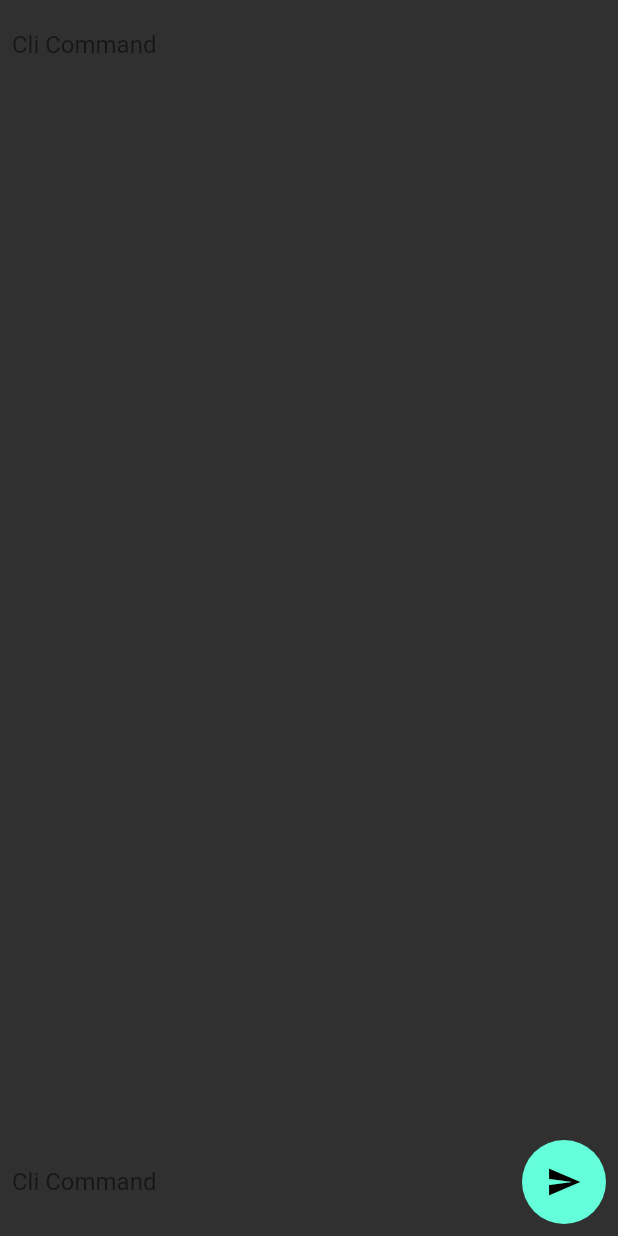
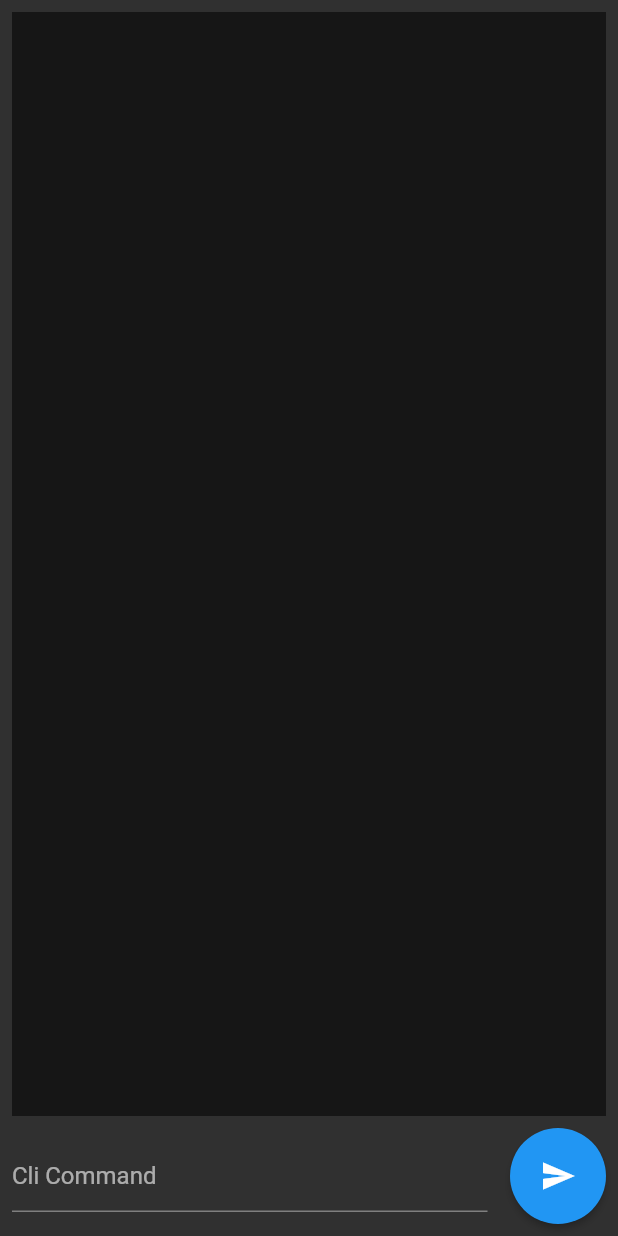
Before and after one commit to elgansayer/inav-cross-configurator, a Flutter app: the CliScreen widget shown alone on an empty page, opened directly, on a phone screen of 412 x 824 dp. Run offline on Flutter 3.47's test engine with Material 2 defaults, Android fonts, the phone set to English and light mode, and no system bars; our stand-ins replace bloc, equatable, flutter_bloc, flutter_svg; missing offline and left inert: flutter_cube, libserialport.

Commit message:
Adjust cli screen

```diff
--- a/lib/cli/cli_screen.dart
+++ b/lib/cli/cli_screen.dart
@@ -75,14 +75,18 @@ class CliScreenState extends State<CliScreen> {
         mainAxisSize: MainAxisSize.min,
         children: <Widget>[
           Expanded(
+              child: Padding(
+                padding: const EdgeInsets.only(bottom: 8.0),
                 child: TextField(
+                  readOnly: true,
                   maxLines: null,
                   minLines: null,
                   expands: true,
                   decoration: InputDecoration(
-                    hintText: "Cli Command",
-                    hintStyle: TextStyle(color: Colors.black54),
+                      fillColor: Colors.black54,
+                      filled: true,
                       border: InputBorder.none),
+                ),
               ),
               flex: 1),
           Container(
@@ -95,22 +99,22 @@ class CliScreenState extends State<CliScreen> {
                   child: TextField(
                     decoration: InputDecoration(
                       hintText: "Cli Command",
-                        hintStyle: TextStyle(color: Colors.black54),
-                        border: InputBorder.none),
+                    ),
                   ),
                 ),
                 SizedBox(
                   width: 15,
                 ),
-                FloatingActionButton(
+                ElevatedButton(
                   onPressed: () {},
-                  child: Icon(
-                    Icons.send,
-                    // size: 18,
+                  child: Icon(Icons.send, color: Colors.white),
+                  style: ElevatedButton.styleFrom(
+                    shape: CircleBorder(),
+                    padding: EdgeInsets.all(20),
+                    primary: Colors.blue, // <-- Button color
+                    onPrimary: Colors.red, // <-- Splash color
                   ),
-                  // backgroundColor: Colors.blue,
-                  elevation: 0,
-                ),
+                )
               ],
             ),
           ),
```
Lines whose indentation alone changed are shown as unchanged.
